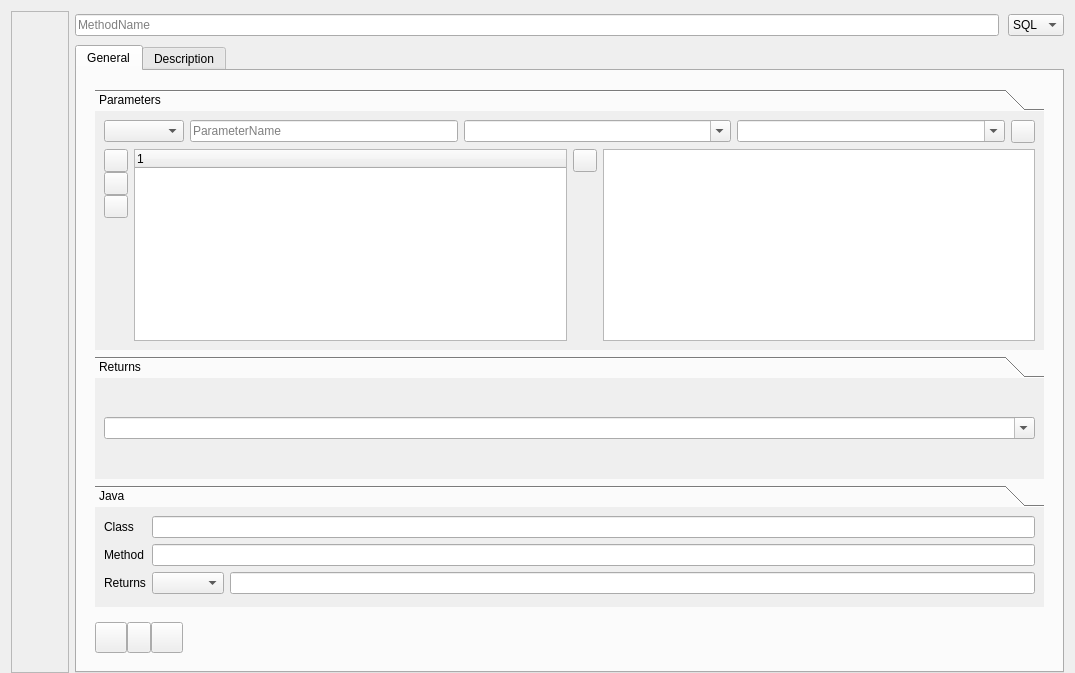
Old version of the form src/gui/ProcedureForm.ui in the repository fritzone/ddm.
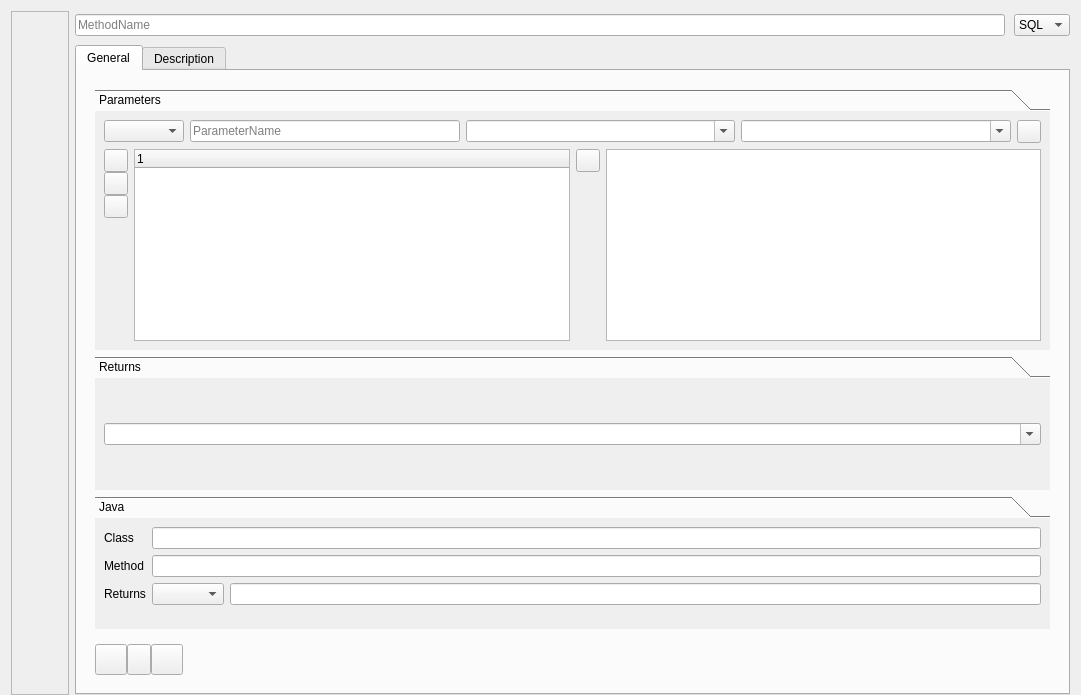
New version of the form. Icons and pictures are not drawn.

Commit message: More procedure form and icon for the Project tree dock

```diff
--- a/src/gui/ProcedureForm.ui
+++ b/src/gui/ProcedureForm.ui
@@ -6,8 +6,8 @@
    <rect>
     <x>0</x>
     <y>0</y>
-    <width>1075</width>
-    <height>673</height>
+    <width>1081</width>
+    <height>695</height>
    </rect>
   </property>
   <property name="windowTitle">
@@ -244,7 +244,7 @@
                     <rect>
                      <x>0</x>
                      <y>0</y>
-                     <width>952</width>
+                     <width>958</width>
                      <height>258</height>
                     </rect>
                    </property>
```
Left out of the diff: 110 changed lines with no effect on the pictures. The commit also changes 16 other files.
